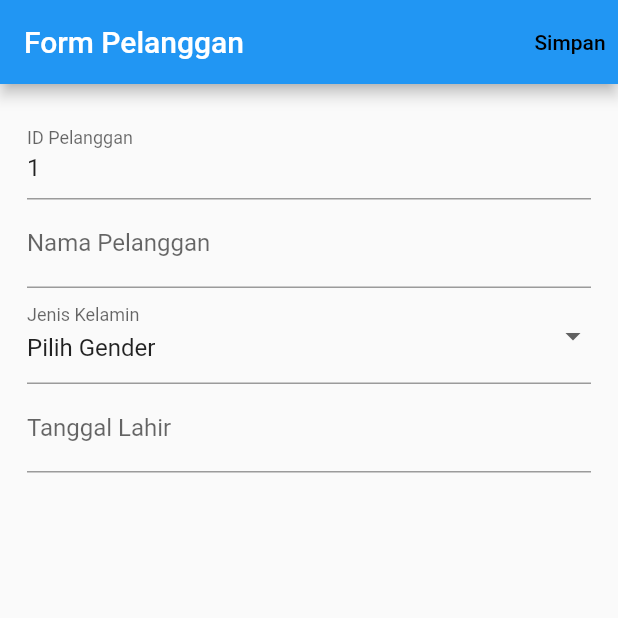
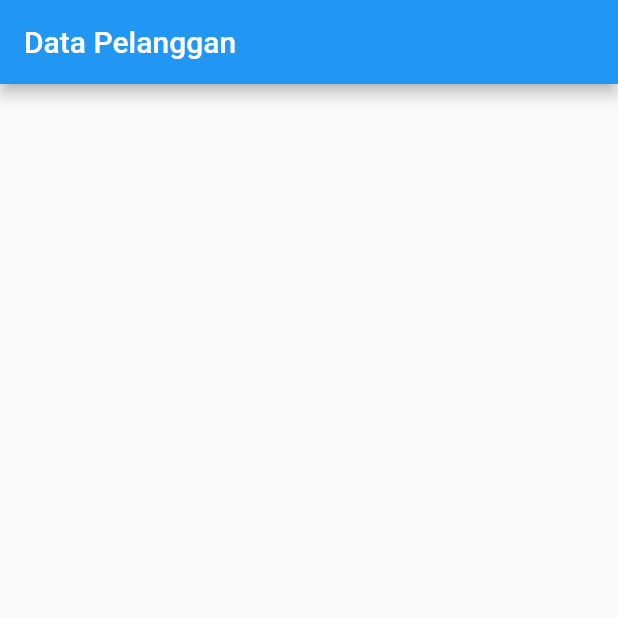
Before and after one commit to el-thobhy/Flutter-Sqlite, a Flutter app: the screen it shows after launch, on a phone screen of 412 x 824 dp, the top half of it. Run offline on Flutter 3.47's test engine with Material 2 defaults, Android fonts, the light colour scheme and no system bars; drawn by our look-alikes of pull_to_refresh; our stand-ins replace sqflite; accounts and stored records are empty.

Commit message:
menampilkan data ke list data pelanggan dari sqflite

```diff
--- a/lib/main.dart
+++ b/lib/main.dart
@@ -1,5 +1,6 @@
 import 'package:flutter/material.dart';
 import 'package:fluttersqlite/pages/pelanggan/pelanggan_form.dart';
+import 'package:fluttersqlite/pages/pelanggan/pelanggan_list.dart';
 
 void main() {
   runApp(const MyApp());
@@ -14,6 +15,6 @@ class MyApp extends StatelessWidget {
     return const MaterialApp(
         debugShowCheckedModeBanner: false,
         title: 'Form Pelanggan',
-        home: PelangganForm());
+        home: PelangganList());
   }
 }
--- a/lib/pages/pelanggan/pelanggan_list.dart
+++ b/lib/pages/pelanggan/pelanggan_list.dart
@@ -0,0 +1,53 @@
+import 'package:flutter/material.dart';
+import 'package:fluttersqlite/helper/dbhelper.dart';
+import 'package:pull_to_refresh/pull_to_refresh.dart';
+
+class PelangganList extends StatefulWidget {
+  const PelangganList({Key? key}) : super(key: key);
+
+  @override
+  State<PelangganList> createState() => _PelangganListState();
+}
+
+class _PelangganListState extends State<PelangganList> {
+  RefreshController _refreshController =
+      RefreshController(initialRefresh: true);
+  List lisData = [];
+
+  void refresh() async {
+    final _db = await DBHelper.db();
+    final query = 'SELECT * FROM pelanggan';
+    lisData = (await _db?.rawQuery(query))!;
+    _refreshController.refreshCompleted();
+    setState(() {});
+  }
+
+  Widget item(Map d) => ListTile(
+        // onLongPress: (() {
+        //   showMenu(
+        //     context: context,
+        //     position: RelativeRect.fromLTRB(100, MediaQuery.of(context).size.height / 2, 100, 0),
+        //     items: [
+        //       PopupMenuItem(child: Text('Sunting data Ini'))
+        //     ]
+        //     );
+        // },
+        title: Text('${d['nama']}'),
+        trailing: Text('${d['gender']}'),
+        subtitle: Text('${d['tgl_lahir']}'),
+      );
+
+  @override
+  Widget build(BuildContext context) {
+    return Scaffold(
+      appBar: AppBar(title: Text('Data Pelanggan')),
+      body: SmartRefresher(
+        controller: _refreshController,
+        onRefresh: () => refresh(),
+        child: ListView(
+          children: [for (Map d in lisData) item(d)],
+        ),
+      ),
+    );
+  }
+}
```
